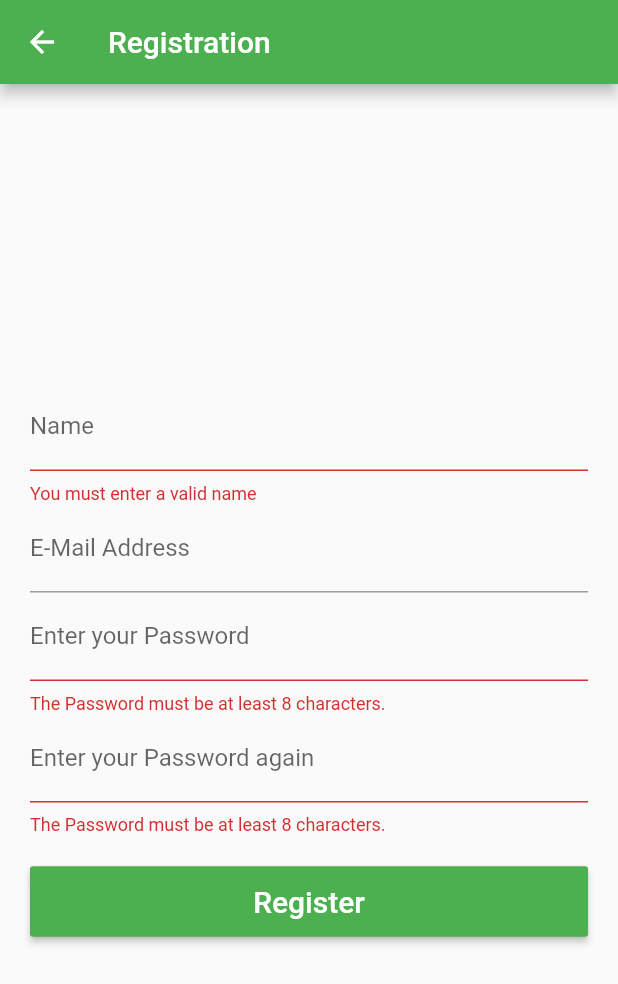
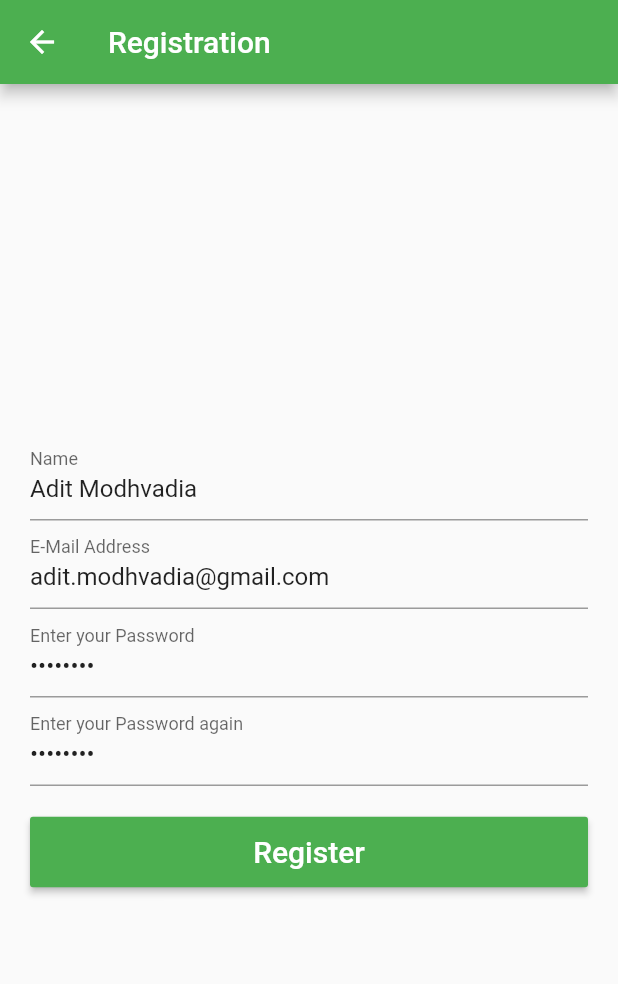
Before and after one commit to aditmodhvadia/simple_flutter_app, a Flutter app: the RegistrationPage screen opened by its route, after a tap on "Register", on a phone screen of 412 x 824 dp. Shown: the top 984 px of the screen. Run offline on Flutter 3.47's test engine with Material 2 defaults, Android fonts, the phone set to English and light mode, and no system bars; missing offline and left inert: validate; network calls fail.

Commit message:
- add error handling for login and registration

```diff
--- a/lib/api/ApiManager.dart
+++ b/lib/api/ApiManager.dart
@@ -41,7 +41,7 @@ class ApiManager {
 }
 
 class ApiURL {
-  static const BASE_URL = 'http://192.168.1.4:8080/api/v1'; // Local Machine
+  static const BASE_URL = 'http://192.168.1.7:8080/api/v1'; // Local Machine
 
   static const AUTHENTICATE = '/authenticate';
   static const REGISTER = '/users';
--- a/lib/commons/AlertUtils.dart
+++ b/lib/commons/AlertUtils.dart
@@ -7,16 +7,22 @@ class AlertUtils {
   static const NEGATIVE_CALLBACK = 'DECLINE';
 
   static Future<String> showSimpleDialog(
-      {BuildContext context,
+      {@required BuildContext context,
       String title,
       String message,
+      var buttonColor = Colors.blue,
       @required String buttonText}) async {
     return showDialog<String>(
       context: context,
       barrierDismissible: false, // user must tap button!
       builder: (BuildContext context) {
         return AlertDialog(
-          title: title != null ? Text(title) : Text(''),
+          title: title != null
+              ? Text(
+                  title,
+                  textAlign: TextAlign.center,
+                )
+              : Text(''),
           content: message != null
               ? SingleChildScrollView(
                   child: ListBody(
@@ -29,7 +35,7 @@ class AlertUtils {
                           children: <Widget>[
                             Expanded(
                               child: FlatButton(
-                                color: Colors.blue,
+                                color: buttonColor,
                                 child: Text(
                                   buttonText,
                                   style: TextStyle(color: Colors.white),
@@ -53,7 +59,7 @@ class AlertUtils {
   }
 
   static Future<String> showConfirmationDialog(
-      {BuildContext context,
+      {@required BuildContext context,
       String title,
       String message,
       @required String negativeButtonText,
--- a/lib/pages/registration_page.dart
+++ b/lib/pages/registration_page.dart
@@ -1,3 +1,5 @@
+import 'dart:convert';
+
 import 'package:flutter/material.dart';
 import 'package:simple_flutter_app/api/ApiManager.dart';
 import 'package:simple_flutter_app/commons/AlertUtils.dart';
@@ -62,7 +64,7 @@ class __RegistrationFormState extends State<_RegistrationForm> {
         String callback = await AlertUtils.showSimpleDialog(
           context: context,
           title: 'Registration Successful!',
-            message: 'Please login to continue',
+          message: 'Please login to continue',
           buttonText: 'Okay',
         );
         if (callback == AlertUtils.POSITIVE_CALLBACK) {
@@ -71,13 +73,19 @@ class __RegistrationFormState extends State<_RegistrationForm> {
               RouteGenerator.LOGIN_ROUTE,
               ModalRoute.withName(RouteGenerator.SPLASH_ROUTE));
         }
-      }).catchError((error) {
+      }).catchError((error) async {
         setState(() {
           print('loading false triggered');
           isLoading = false;
         });
-//        TODO: Handle Errors from here
         print('Error=======> $error');
+        await AlertUtils.showSimpleDialog(
+          context: context,
+          buttonText: 'Okay',
+          title: 'Error occurred',
+          message: jsonDecode(error)['message'],
+          buttonColor: Colors.red
+        );
 //        print('Error=======> ');
 //        print('Error=======> ${jsonDecode(error)['message']}');
       });
@@ -111,6 +119,7 @@ class __RegistrationFormState extends State<_RegistrationForm> {
                 onSaved: (String value) {
                   this._data.name = value;
                 },
+                initialValue: 'Adit Modhvadia',
               ),
               TextFormField(
                 keyboardType: TextInputType.emailAddress,
@@ -120,6 +129,7 @@ class __RegistrationFormState extends State<_RegistrationForm> {
                 onSaved: (String value) {
                   this._data.email = value;
                 },
+                initialValue: 'adit.modhvadia@gmail.com',
               ),
               TextFormField(
                 key: _passKey,
@@ -130,6 +140,7 @@ class __RegistrationFormState extends State<_RegistrationForm> {
                 onSaved: (String value) {
                   this._data.password = value;
                 },
+                initialValue: 'aditadit',
               ),
               TextFormField(
                 obscureText: true,
@@ -140,6 +151,7 @@ class __RegistrationFormState extends State<_RegistrationForm> {
                       value,
                       _passKey.currentState.value,
                     ),
+                initialValue: 'aditadit',
               ),
               Container(
                 width: double.infinity,
```
Also changed, not shown: lib/pages/login_page.dart (+11 -2 lines).
